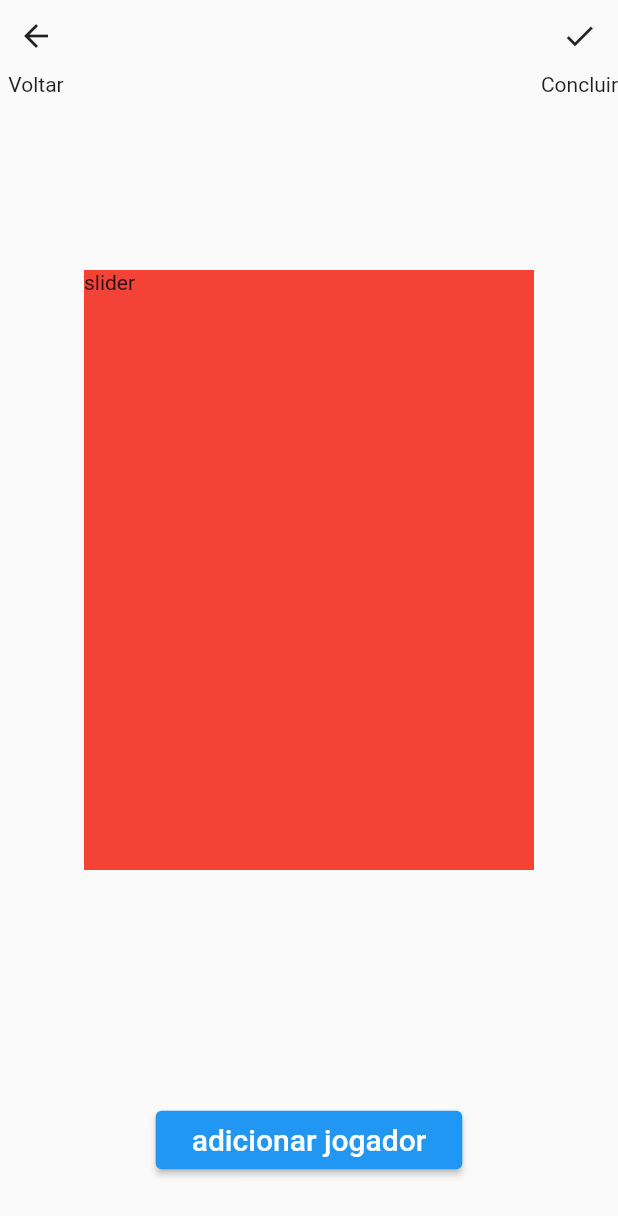
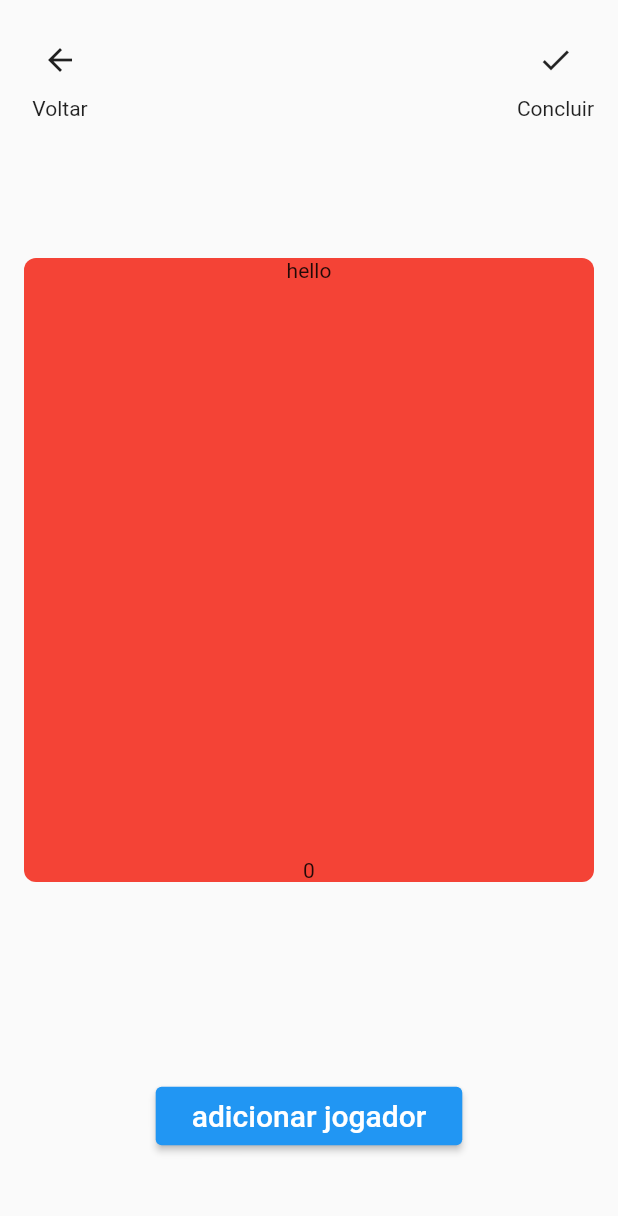
Before and after one commit to DevAlePeppermint/projeto_final, a Flutter app: the TicketToRideScore screen opened directly, on a phone screen of 412 x 824 dp. Shown: the top 1216 px of the screen. Run offline on Flutter 3.47's test engine with Material 2 defaults, Android fonts, the phone set to English and light mode, and no system bars; drawn by our look-alikes of carousel_slider.

```diff
--- a/lib/app_widget.dart
+++ b/lib/app_widget.dart
@@ -1,4 +1,5 @@
 import 'package:flutter/material.dart';
+import 'package:projeto_final/pages/games/ticket_to_ride.dart';
 import 'package:projeto_final/pages/select_game/select_game.dart';
 
 class MyApp extends StatefulWidget {
@@ -12,7 +13,7 @@ class _MyAppState extends State<MyApp> {
   @override
   Widget build(BuildContext context) {
     return MaterialApp(
-      home: SelecionaJogo()
+      home: TicketToRideScore()
     );
   }
 }
--- a/lib/pages/games/ticket_to_ride.dart
+++ b/lib/pages/games/ticket_to_ride.dart
@@ -1,5 +1,6 @@
 import 'package:flutter/material.dart';
 import 'package:projeto_final/components/button.dart';
+import 'package:carousel_slider/carousel_slider.dart';
 
 class TicketToRideScore extends StatefulWidget {
   const TicketToRideScore({super.key});
@@ -9,10 +10,23 @@ class TicketToRideScore extends StatefulWidget {
 }
 
 class _TicketToRideScoreState extends State<TicketToRideScore> {
+  int carouselItemFocused = 0;
+  List<Widget> CarrouselItems = [
+    Text('hello'),
+    Text('bye bye')
+  ];
+
+  void onCarouselPageChange (newIndex, reason) {
+    setState(() {
+      carouselItemFocused = newIndex;
+    });
+  }
   @override
   Widget build(BuildContext context) {
     return Scaffold(
-      body: Column(
+      body: Padding(
+        padding: const EdgeInsets.all(16),
+        child: Column(
           mainAxisAlignment: MainAxisAlignment.spaceBetween,
           children: [
             Row(
@@ -40,12 +54,24 @@ class _TicketToRideScoreState extends State<TicketToRideScore> {
                 )
               ],
             ),
-          SizedBox(
+            Container(
+              decoration: BoxDecoration(
+                borderRadius: BorderRadius.circular(8),
+                color: Colors.red
+              ),
+              child: Column(
+                children: [
+                  CarouselSlider(
+                    items: CarrouselItems,
+                    options: CarouselOptions(
                       height: 400,
-            width: 300,
-            child: Container(
-              color: Colors.red,
-              child: Text('slider'),
+                      enableInfiniteScroll: false,
+                      onPageChanged: onCarouselPageChange
+                      ,
+                    ),
+                  ),
+                  Text(carouselItemFocused.toString())
+                ],
               ),
             ),
             Padding(
@@ -53,6 +79,7 @@ class _TicketToRideScoreState extends State<TicketToRideScore> {
               child: Button(text: 'adicionar jogador', onPressed: () {},),
             ),
           ],
+        ),
       )
     );
   }
--- a/pubspec.yaml
+++ b/pubspec.yaml
@@ -30,6 +30,7 @@ environment:
 dependencies:
   flutter:
     sdk: flutter
+  carousel_slider: ^4.2.1
 
 
   # The following adds the Cupertino Icons font to your application.
```
Also changed, not shown: pubspec.lock. Lines whose indentation alone changed are shown as unchanged.
